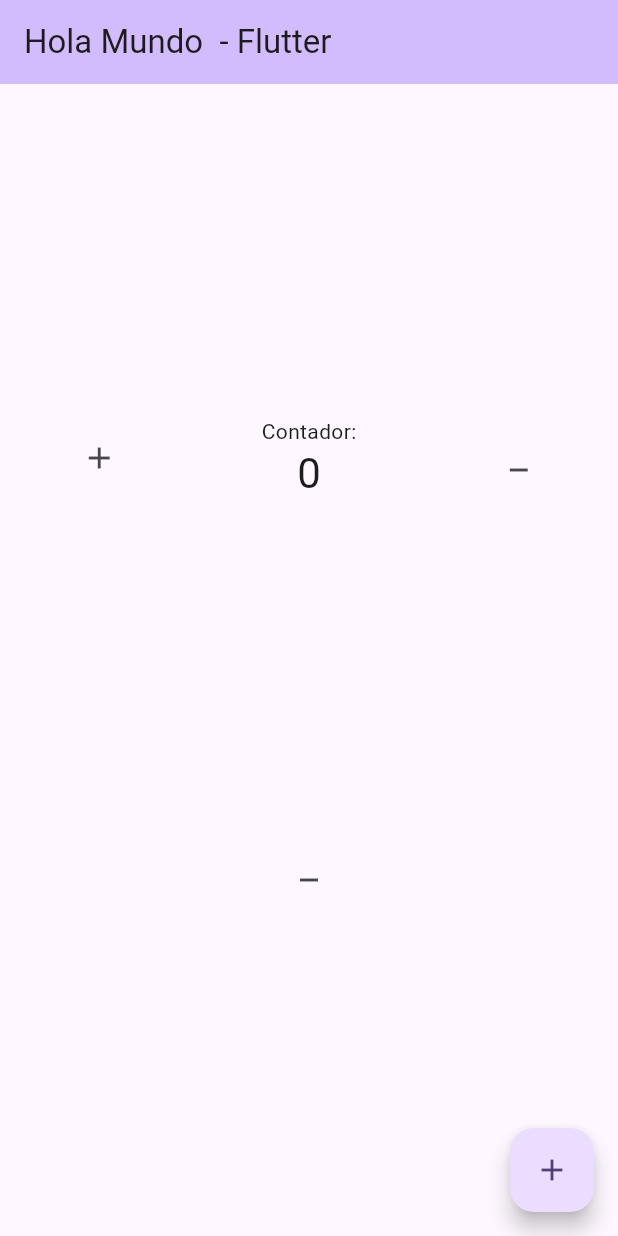
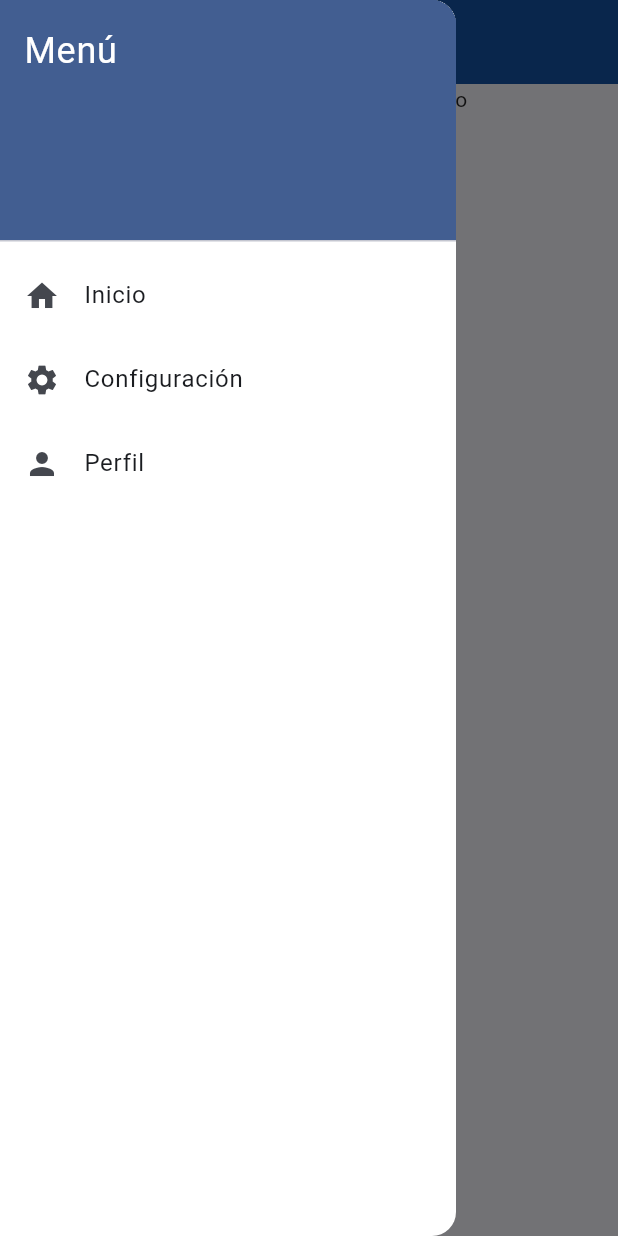
Before and after one commit to dduranuceva/hola_mundo, a Flutter app: the screen it shows after launch, with the side drawer open (before the commit the screen has no drawer), on a phone screen of 412 x 824 dp. Run offline on Flutter 3.47's test engine with Material 3 defaults, Android fonts, the phone set to English and light mode, and no system bars; our stand-ins replace go_router.

Commit message:
Add Se Implementa navegación y vistas básicas en la aplicación de Flutter

```diff
--- a/lib/main.dart
+++ b/lib/main.dart
@@ -1,124 +1,21 @@
-import 'package:hola_mundo/form_view.dart';
-import 'package:hola_mundo/nueva_vista.dart';
 import 'package:flutter/material.dart';
+import 'package:hola_mundo/routes/app_router.dart';
 
-//punto de entrada en la aplicacion
+import 'themes/app_theme.dart'; // Importa el tema
+
 void main() {
   runApp(const MyApp());
 }
-
-//StatelessWidget - widget sin estado (no cambia)
-//StatefulWidget  - widget dinamico.
 
 class MyApp extends StatelessWidget {
   const MyApp({super.key});
 
   @override
   Widget build(BuildContext context) {
-    return MaterialApp(
-      //define la estructura de la app
-      title: 'Flutter Demo',
-      theme: ThemeData(
-        colorScheme: ColorScheme.fromSeed(seedColor: Colors.deepPurple),
-      ),
-      // home - define la pantalla inicial
-      home: const MyHomePage(title: 'Hola Mundo  - Flutter'),
+    return MaterialApp.router(
+      theme: AppTheme.lightTheme,
+      title: 'Flutter - UCEVA', // Usa el tema personalizado
+      routerConfig: appRouter, // Usa el router configurado
     );
   }
 }
-
-class MyHomePage extends StatefulWidget {
-  const MyHomePage({super.key, required this.title});
-
-  final String title;
-
-  @override
-  State<MyHomePage> createState() => _MyHomePageState();
-}
-
-class _MyHomePageState extends State<MyHomePage> {
-  int _counter = 0;
-  String myVariable = "";
-
-  void _incrementCounter() {
-    setState(() {
-      _counter++;
-    });
-  }
-
-  // void _decrementCounter() {
-  //   setState(() {
-  //     _counter--;
-  //   });
-  // }
-
-  @override
-  Widget build(BuildContext context) {
-    return Scaffold(
-      appBar: AppBar(
-        backgroundColor: Theme.of(context).colorScheme.inversePrimary,
-
-        title: Text(widget.title),
-      ),
-      body: Center(
-        child: Column(
-          mainAxisAlignment: MainAxisAlignment.spaceEvenly,
-          children: <Widget>[
-            // seccion #1
-            Row(
-              mainAxisAlignment: MainAxisAlignment.spaceAround,
-              children: [
-                IconButton(
-                  icon: const Icon(Icons.add),
-                  tooltip: 'Aumentar',
-                  onPressed: _incrementCounter,
-                ),
-                Column(
-                  children: [
-                    const Text('Contador:'),
-                    Text(
-                      '$_counter',
-                      style: Theme.of(context).textTheme.headlineMedium,
-                    ),
-                  ],
-                ),
-
-                IconButton(
-                  icon: const Icon(Icons.minimize),
-                  tooltip: 'disminuir',
-                  onPressed: () {
-                    setState(() {
-                      _counter--;
-                    });
-                  },
-                ),
-              ],
-            ),
-            IconButton(
-              icon: const Icon(Icons.minimize),
-              tooltip: 'disminuir',
-              onPressed: () {
-                Navigator.push(
-                  context,
-                  MaterialPageRoute(builder: (context) => FormView()),
-                );
-              },
-            ),
-
-            //TEXT FIELD
-          ],
-        ),
-      ),
-      floatingActionButton: FloatingActionButton(
-        onPressed: () {
-          Navigator.push(
-            context,
-            MaterialPageRoute(builder: (context) => NuevaVista()),
-          );
-        },
-        tooltip: 'Increment',
-        child: const Icon(Icons.add),
-      ),
-    );
-  }
-}
--- /dev/null
+++ b/lib/routes/app_router.dart
@@ -0,0 +1,21 @@
+import 'package:go_router/go_router.dart';
+import 'package:hola_mundo/views/home_view.dart';
+import 'package:hola_mundo/views/profile_view.dart';
+import 'package:hola_mundo/views/settings_view.dart';
+
+final GoRouter appRouter = GoRouter(
+  routes: [
+    GoRoute(
+      path: '/',
+      builder: (context, state) => const HomeView(), // Usa HomeView
+    ),
+    GoRoute(
+      path: '/settings',
+      builder: (context, state) => const SettingsView(), // Usa SettingsView
+    ),
+    GoRoute(
+      path: '/profile',
+      builder: (context, state) => const ProfileView(), // Usa ProfileView
+    ),
+  ],
+);
--- /dev/null
+++ b/lib/themes/app_theme.dart
@@ -0,0 +1,31 @@
+import 'package:flutter/material.dart';
+
+class AppTheme {
+  static ThemeData get lightTheme {
+    return ThemeData(
+      colorScheme: ColorScheme.fromSeed(
+        seedColor: const Color.fromARGB(255, 20, 83, 165), // Color semilla
+        brightness: Brightness.light, // Tema claro
+      ),
+      useMaterial3: true,
+      appBarTheme: const AppBarTheme(
+        centerTitle: true,
+        elevation: 0,
+        backgroundColor: Color.fromARGB(255, 20, 83, 165), // Color del AppBar
+        titleTextStyle: TextStyle(
+          color: Colors.white, // Texto blanco para el AppBar
+          fontSize: 20,
+          fontWeight: FontWeight.bold,
+        ),
+      ),
+      drawerTheme: const DrawerThemeData(
+        elevation: 0,
+        backgroundColor: Colors.white, // Fondo del Drawer
+      ),
+      textTheme: const TextTheme(
+        bodyLarge: TextStyle(color: Colors.black87), // Estilo de texto
+        bodyMedium: TextStyle(color: Colors.black87),
+      ),
+    );
+  }
+}
--- /dev/null
+++ b/lib/views/base_view.dart
@@ -0,0 +1,18 @@
+import 'package:flutter/material.dart';
+import 'custom_drawer.dart'; // Importa el Drawer personalizado
+
+class BaseView extends StatelessWidget {
+  final String title;
+  final Widget body;
+
+  const BaseView({super.key, required this.title, required this.body});
+
+  @override
+  Widget build(BuildContext context) {
+    return Scaffold(
+      appBar: AppBar(title: Text(title)),
+      drawer: const CustomDrawer(), // Drawer persistente para todas las vistas
+      body: body,
+    );
+  }
+}
--- /dev/null
+++ b/lib/views/custom_drawer.dart
@@ -0,0 +1,72 @@
+import 'package:flutter/material.dart';
+import 'package:go_router/go_router.dart';
+
+class CustomDrawer extends StatelessWidget {
+  const CustomDrawer({super.key});
+
+  @override
+  Widget build(BuildContext context) {
+    return Drawer(
+      child: ListView(
+        padding: EdgeInsets.zero,
+        children: [
+          DrawerHeader(
+            decoration: BoxDecoration(
+              color:
+                  Theme.of(
+                    context,
+                  ).colorScheme.primary, // Usa el color primario del tema
+            ),
+            child: const Text(
+              'Menú',
+              style: TextStyle(
+                color:
+                    Colors
+                        .white, // Texto blanco para contrastar con el color primario
+                fontSize: 24,
+              ),
+            ),
+          ),
+          ListTile(
+            leading: const Icon(Icons.home),
+            title: const Text('Inicio'),
+            onTap: () {
+              //context.go('/'); // Navega a la ruta principal
+              //Reemplaza la ruta actual en la pila de navegación.
+              //No permite volver atrás automáticamente, ya que no agrega la nueva ruta a la pila.
+              //Útil para navegación sin historial, como en barra de navegación o cambiar de pestañas.
+              context.go('/'); // Navega a la ruta principal
+              Navigator.pop(context); // Cierra el drawer
+            },
+          ),
+          ListTile(
+            leading: const Icon(Icons.settings),
+            title: const Text('Configuración'),
+            onTap: () {
+              //context.push(String route)
+              //Añade la nueva ruta a la pila de navegación.
+              //Permite volver atrás con context.pop().
+              //Ideal para flujos donde el usuario puede regresar, como navegar a una pantalla de detalles.
+              context.push(
+                '/settings',
+              ); // Navega a la pantalla de configuración
+              Navigator.pop(context); // Cierra el drawer
+            },
+          ),
+          ListTile(
+            leading: const Icon(Icons.person),
+            title: const Text('Perfil'),
+            onTap: () {
+              //context.replace(String route)
+              //Similar a go(), pero en este caso reemplaza la ruta actual sin eliminar el historial anterior.
+              //Útil si quieres evitar que el usuario regrese a la pantalla anterior
+              //pero manteniendo la posibilidad de navegar hacia otras rutas en la pila
+              context.replace('/profile'); // Navega a la pantalla de perfil
+              Navigator.pop(context); // Cierra el drawer
+            },
+          ),
+        ],
+      ),
+    );
+  }
+}
--- /dev/null
+++ b/lib/views/home_view.dart
@@ -0,0 +1,19 @@
+import 'package:flutter/material.dart';
+import 'package:hola_mundo/views/base_view.dart';
+
+class HomeView extends StatelessWidget {
+  const HomeView({super.key});
+
+  @override
+  Widget build(BuildContext context) {
+    return BaseView(
+      title: 'UCEVA', // Título de la pantalla
+      body: Column(
+        children: [
+          const Center(child: Text('Bienvenido a la pantalla de inicio')),
+        ],
+      ),
+      //
+    );
+  }
+}
--- /dev/null
+++ b/lib/views/profile_view.dart
@@ -0,0 +1,14 @@
+import 'package:flutter/material.dart';
+import 'package:hola_mundo/views/base_view.dart';
+
+class ProfileView extends StatelessWidget {
+  const ProfileView({super.key});
+
+  @override
+  Widget build(BuildContext context) {
+    return BaseView(
+      title: 'Perfil', // Título de la pantalla
+      body: const Center(child: Text('Pantalla de perfil')),
+    );
+  }
+}
--- /dev/null
+++ b/lib/views/settings_view.dart
@@ -0,0 +1,14 @@
+import 'package:flutter/material.dart';
+import 'package:hola_mundo/views/base_view.dart';
+
+class SettingsView extends StatelessWidget {
+  const SettingsView({super.key});
+
+  @override
+  Widget build(BuildContext context) {
+    return BaseView(
+      title: 'Configuración', // Título de la pantalla
+      body: const Center(child: Text('Pantalla de configuración')),
+    );
+  }
+}
--- a/pubspec.yaml
+++ b/pubspec.yaml
@@ -34,6 +34,7 @@ dependencies:
   # The following adds the Cupertino Icons font to your application.
   # Use with the CupertinoIcons class for iOS style icons.
   cupertino_icons: ^1.0.8
+  go_router: ^14.8.1
 
 dev_dependencies:
   flutter_test:
```
Also changed, not shown: lib/main_old.dart (added, +124 -0 lines), pubspec.lock, 1 other file.
